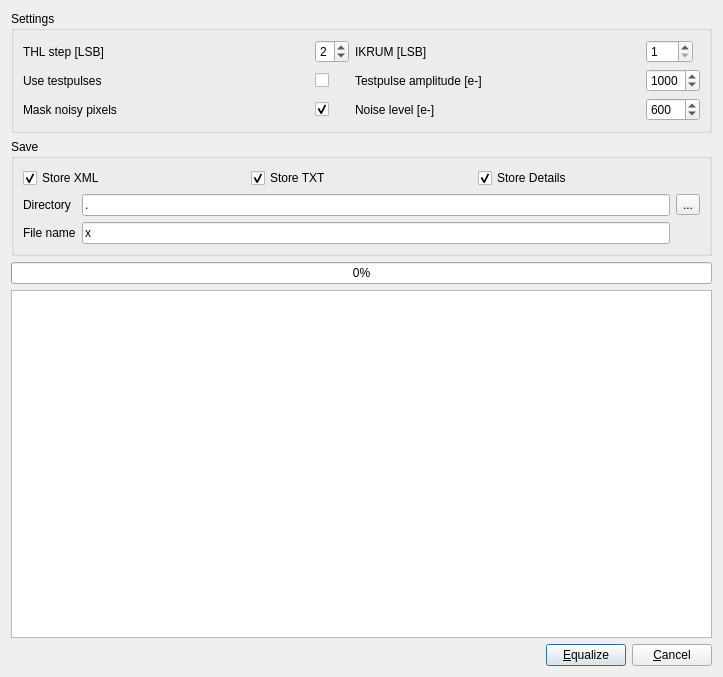
First picture: the form in python/ui/EqualizeForm.ui, repository navrit/dexter, before the edit.
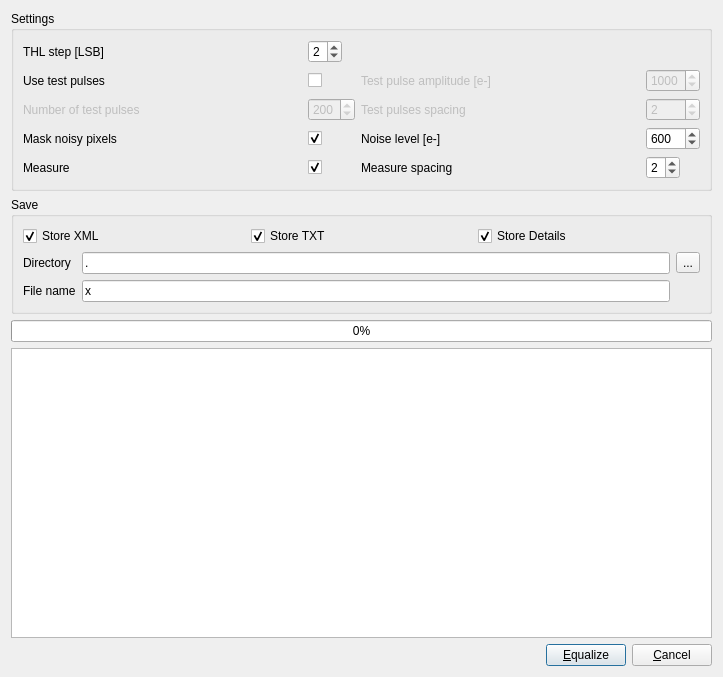
Second picture: the form after the edit.

Patch:
```diff
--- a/python/ui/EqualizeForm.ui
+++ b/python/ui/EqualizeForm.ui
@@ -22,6 +22,68 @@
      <layout class="QVBoxLayout" name="verticalLayout_3">
       <item>
        <layout class="QGridLayout" name="gridLayout">
+        <item row="3" column="5">
+         <widget class="QSpinBox" name="spinTPSpacing">
+          <property name="enabled">
+           <bool>false</bool>
+          </property>
+          <property name="minimum">
+           <number>1</number>
+          </property>
+          <property name="maximum">
+           <number>4</number>
+          </property>
+          <property name="value">
+           <number>2</number>
+          </property>
+         </widget>
+        </item>
+        <item row="4" column="5">
+         <widget class="QSpinBox" name="spinNoiseLevel">
+          <property name="maximum">
+           <number>2000</number>
+          </property>
+          <property name="value">
+           <number>600</number>
+          </property>
+         </widget>
+        </item>
+        <item row="3" column="1">
+         <widget class="QSpinBox" name="spinTPNumber">
+          <property name="enabled">
+           <bool>false</bool>
+          </property>
+          <property name="minimum">
+           <number>10</number>
+          </property>
+          <property name="maximum">
+           <number>400</number>
+          </property>
+          <property name="value">
+           <number>200</number>
+          </property>
+         </widget>
+        </item>
+        <item row="2" column="5">
+         <widget class="QSpinBox" name="spinTPAmplitude">
+          <property name="enabled">
+           <bool>false</bool>
+          </property>
+          <property name="maximum">
+           <number>2000</number>
+          </property>
+          <property name="value">
+           <number>1000</number>
+          </property>
+         </widget>
+        </item>
+        <item row="2" column="0">
+         <widget class="QLabel" name="label_3">
+          <property name="text">
+           <string>Use test pulses</string>
+          </property>
+         </widget>
+        </item>
         <item row="1" column="0">
          <widget class="QLabel" name="label">
           <property name="text">
@@ -29,6 +91,53 @@
           </property>
          </widget>
         </item>
+        <item row="4" column="3">
+         <widget class="QLabel" name="label_6">
+          <property name="text">
+           <string>Noise level [e-]</string>
+          </property>
+         </widget>
+        </item>
+        <item row="4" column="0">
+         <widget class="QLabel" name="label_5">
+          <property name="text">
+           <string>Mask noisy pixels</string>
+          </property>
+         </widget>
+        </item>
+        <item row="2" column="3">
+         <widget class="QLabel" name="labelTPAmp">
+          <property name="enabled">
+           <bool>false</bool>
+          </property>
+          <property name="text">
+           <string>Test pulse amplitude [e-]</string>
+          </property>
+         </widget>
+        </item>
+        <item row="2" column="1">
+         <widget class="QCheckBox" name="checkUseTP">
+          <property name="sizePolicy">
+           <sizepolicy hsizetype="Fixed" vsizetype="Fixed">
+            <horstretch>0</horstretch>
+            <verstretch>0</verstretch>
+           </sizepolicy>
+          </property>
+          <property name="text">
+           <string/>
+          </property>
+         </widget>
+        </item>
+        <item row="3" column="0">
+         <widget class="QLabel" name="labelTPNumber">
+          <property name="enabled">
+           <bool>false</bool>
+          </property>
+          <property name="text">
+           <string>Number of test pulses</string>
+          </property>
+         </widget>
+        </item>
         <item row="1" column="1">
          <widget class="QSpinBox" name="spinTHLStep">
           <property name="sizePolicy">
@@ -54,60 +163,7 @@
           </property>
          </widget>
         </item>
-        <item row="3" column="0">
-         <widget class="QLabel" name="label_5">
-          <property name="text">
-           <string>Mask noisy pixels</string>
-          </property>
-         </widget>
-        </item>
-        <item row="2" column="3">
-         <widget class="QLabel" name="label_4">
-          <property name="text">
-           <string>Testpulse amplitude [e-]</string>
-          </property>
-         </widget>
-        </item>
-        <item row="2" column="5">
-         <widget class="QSpinBox" name="spinTPAmplitude">
-          <property name="maximum">
-           <number>2000</number>
-          </property>
-          <property name="value">
-           <number>1000</number>
-          </property>
-         </widget>
-        </item>
-        <item row="1" column="5">
-         <widget class="QSpinBox" name="spinIKRUM">
-          <property name="sizePolicy">
-           <sizepolicy hsizetype="Fixed" vsizetype="Fixed">
-            <horstretch>0</horstretch>
-            <verstretch>0</verstretch>
-           </sizepolicy>
-          </property>
-          <property name="minimum">
-           <number>1</number>
-          </property>
-          <property name="maximum">
-           <number>255</number>
-          </property>
-         </widget>
-        </item>
-        <item row="2" column="1">
-         <widget class="QCheckBox" name="checkUseTP">
-          <property name="sizePolicy">
-           <sizepolicy hsizetype="Fixed" vsizetype="Fixed">
-            <horstretch>0</horstretch>
-            <verstretch>0</verstretch>
-           </sizepolicy>
-          </property>
-          <property name="text">
-           <string/>
-          </property>
-         </widget>
-        </item>
-        <item row="3" column="1">
+        <item row="4" column="1">
          <widget class="QCheckBox" name="checkMaskNoisy">
           <property name="text">
            <string/>
@@ -117,34 +173,62 @@
           </property>
          </widget>
         </item>
-        <item row="1" column="3">
-         <widget class="QLabel" name="label_2">
-          <property name="text">
-           <string>IKRUM [LSB]</string>
-          </property>
-         </widget>
-        </item>
-        <item row="2" column="0">
-         <widget class="QLabel" name="label_3">
-          <property name="text">
-           <string>Use testpulses</string>
-          </property>
-         </widget>
-        </item>
         <item row="3" column="3">
-         <widget class="QLabel" name="label_6">
+         <widget class="QLabel" name="labelTPSpacing">
+          <property name="enabled">
+           <bool>false</bool>
+          </property>
           <property name="text">
-           <string>Noise level [e-]</string>
+           <string>Test pulses spacing</string>
           </property>
          </widget>
         </item>
-        <item row="3" column="5">
-         <widget class="QSpinBox" name="spinNoiseLevel">
+        <item row="5" column="0">
+         <widget class="QLabel" name="label_2">
+          <property name="text">
+           <string>Measure</string>
+          </property>
+         </widget>
+        </item>
+        <item row="5" column="3">
+         <widget class="QLabel" name="label_4">
+          <property name="text">
+           <string>Measure spacing</string>
+          </property>
+         </widget>
+        </item>
+        <item row="5" column="5">
+         <widget class="QSpinBox" name="spinMeasureSpacing">
+          <property name="sizePolicy">
+           <sizepolicy hsizetype="Fixed" vsizetype="Fixed">
+            <horstretch>0</horstretch>
+            <verstretch>0</verstretch>
+           </sizepolicy>
+          </property>
+          <property name="minimum">
+           <number>1</number>
+          </property>
           <property name="maximum">
-           <number>2000</number>
+           <number>4</number>
           </property>
           <property name="value">
-           <number>600</number>
+           <number>2</number>
+          </property>
+         </widget>
+        </item>
+        <item row="5" column="1">
+         <widget class="QCheckBox" name="checkMeasure">
+          <property name="sizePolicy">
+           <sizepolicy hsizetype="Fixed" vsizetype="Fixed">
+            <horstretch>0</horstretch>
+            <verstretch>0</verstretch>
+           </sizepolicy>
+          </property>
+          <property name="text">
+           <string/>
+          </property>
+          <property name="checked">
+           <bool>true</bool>
           </property>
          </widget>
         </item>
@@ -247,6 +331,11 @@
    </item>
    <item>
     <widget class="QTextEdit" name="textEdit">
+     <property name="font">
+      <font>
+       <family>Andale Mono</family>
+      </font>
+     </property>
      <property name="readOnly">
       <bool>true</bool>
      </property>
```
Left out of the diff: 2 changed lines with no effect on the pictures.
